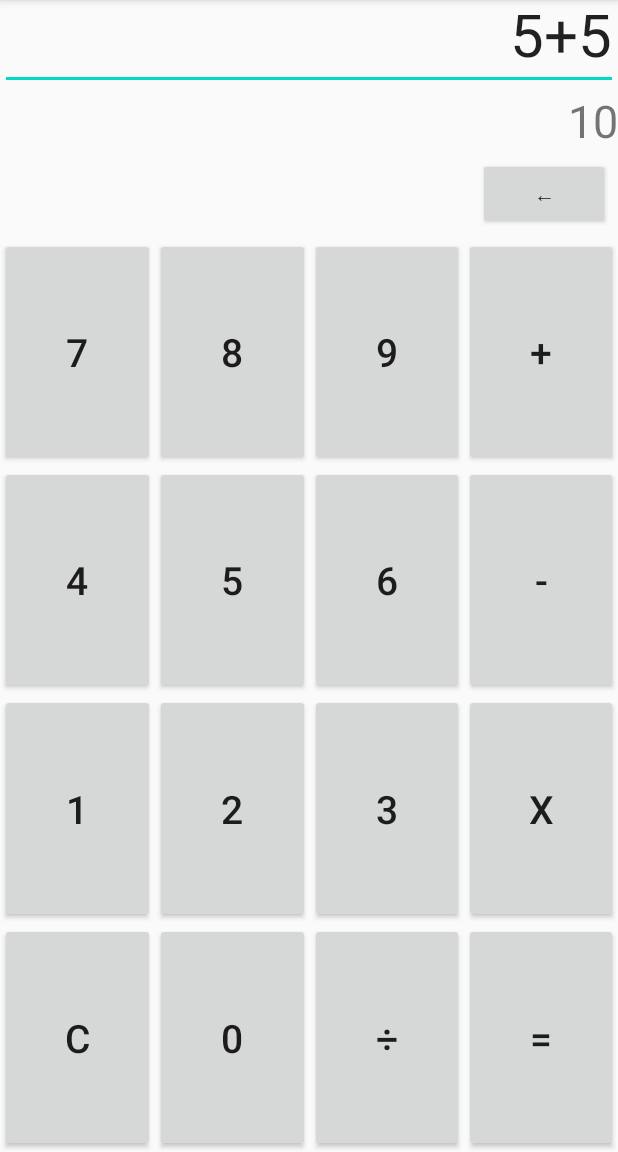
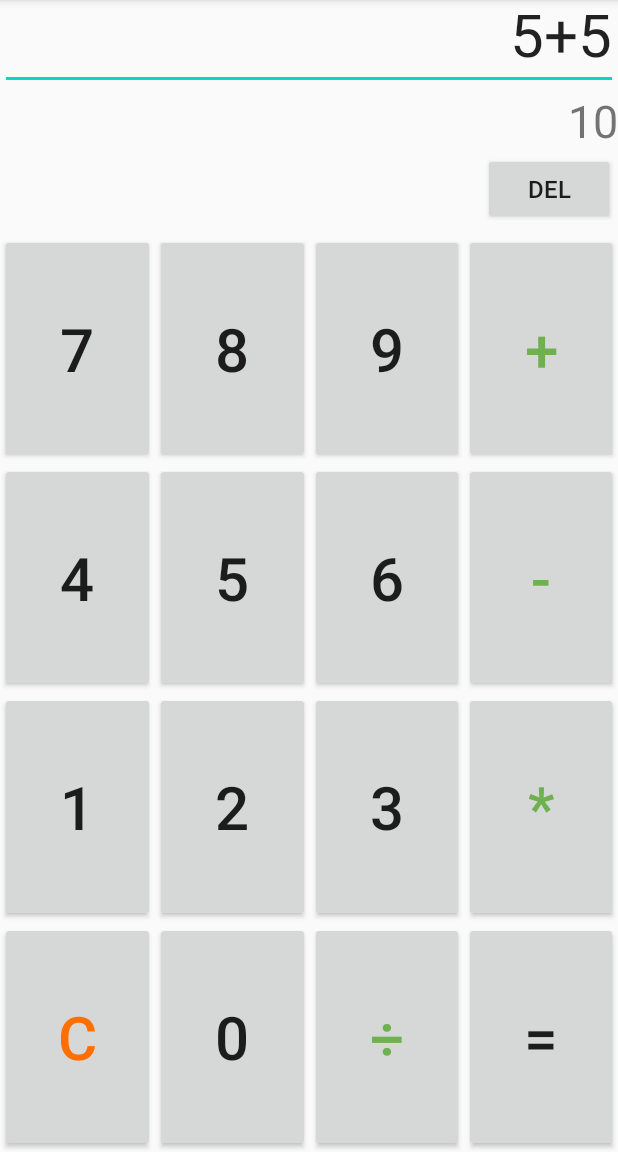
Before and after one commit to NNTC-ISIP-18/MDK-0103, an Android app: the screen it shows after launch (MainActivity), on a phone screen of 412 x 824 dp, the part 84-1236 px from its top. Run offline under Robolectric (Android 15) with nearby library versions, the phone set to English and light mode, and no system bars.

Commit message:
Auto stash before merge of "master" and "origin/master"

```diff
--- a/Shmakulator/app/build.gradle
+++ b/Shmakulator/app/build.gradle
@@ -31,4 +31,5 @@ dependencies {
     testImplementation 'junit:junit:4.12'
     androidTestImplementation 'androidx.test.ext:junit:1.1.2'
     androidTestImplementation 'androidx.test.espresso:espresso-core:3.3.0'
+    implementation 'com.android.support:gridlayout-v7:28.0.0'
 }
--- a/Shmakulator/app/src/main/res/layout/activity_main.xml
+++ b/Shmakulator/app/src/main/res/layout/activity_main.xml
@@ -37,17 +37,29 @@
         android:layout_width="wrap_content"
         android:layout_height="wrap_content"
         android:layout_gravity="end"
-        android:layout_margin="5dp"
+        android:layout_margin="2dp"
         android:orientation="horizontal">
 
         <Button
             android:id="@+id/butdelet"
-            android:layout_width="wrap_content"
-            android:layout_height="wrap_content"
-            android:text="←"/>
+            android:layout_width="match_parent"
+            android:layout_height="match_parent"
+            android:text="Del"
+            android:textSize="16sp" />
     </LinearLayout>
 
     <LinearLayout
+        android:layout_width="wrap_content"
+        android:layout_height="wrap_content"
+        android:layout_gravity="end"
+        android:layout_margin="2dp"
+        android:orientation="horizontal">
+
+
+    </LinearLayout>
+
+    <LinearLayout
+
         android:id="@+id/buttonsContainer"
         android:layout_width="match_parent"
         android:layout_height="match_parent"
@@ -77,7 +89,8 @@
             <Button
                 android:id="@+id/butadd"
                 style="@style/CalcButton"
-                android:text="+" />
+                android:text="+"
+                android:textColor="#6FB151"/>
 
         </LinearLayout>
 
@@ -105,7 +118,8 @@
             <Button
                 android:id="@+id/butmin"
                 style="@style/CalcButton"
-                android:text="-" />
+                android:text="-"
+                android:textColor="#6FB151"/>
 
         </LinearLayout>
 
@@ -133,7 +147,8 @@
             <Button
                 android:id="@+id/butmul"
                 style="@style/CalcButton"
-                android:text="x" />
+                android:text="*"
+                android:textColor="#6FB151"/>
 
         </LinearLayout>
 
@@ -146,7 +161,8 @@
             <Button
                 android:id="@+id/butclear"
                 style="@style/CalcButton"
-                android:text="C" />
+                android:text="C"
+                android:textColor="#FF6F00" />
 
             <Button
                 android:id="@+id/butzero"
@@ -156,7 +172,8 @@
             <Button
                 android:id="@+id/butdiv"
                 style="@style/CalcButton"
-                android:text="\u00F7" />
+                android:text="\u00F7"
+                android:textColor="#6FB151" />
 
             <Button
                 android:id="@+id/butequal"
--- a/Shmakulator/app/src/main/res/values/styles.xml
+++ b/Shmakulator/app/src/main/res/values/styles.xml
@@ -12,7 +12,7 @@
         <item name="android:layout_width">match_parent</item>
         <item name="android:layout_height">match_parent</item>
         <item name="android:layout_weight">1</item>
-        <item name="android:textSize">26sp</item>
+        <item name="android:textSize">18pt</item>
     </style>
 
 </resources>
```
